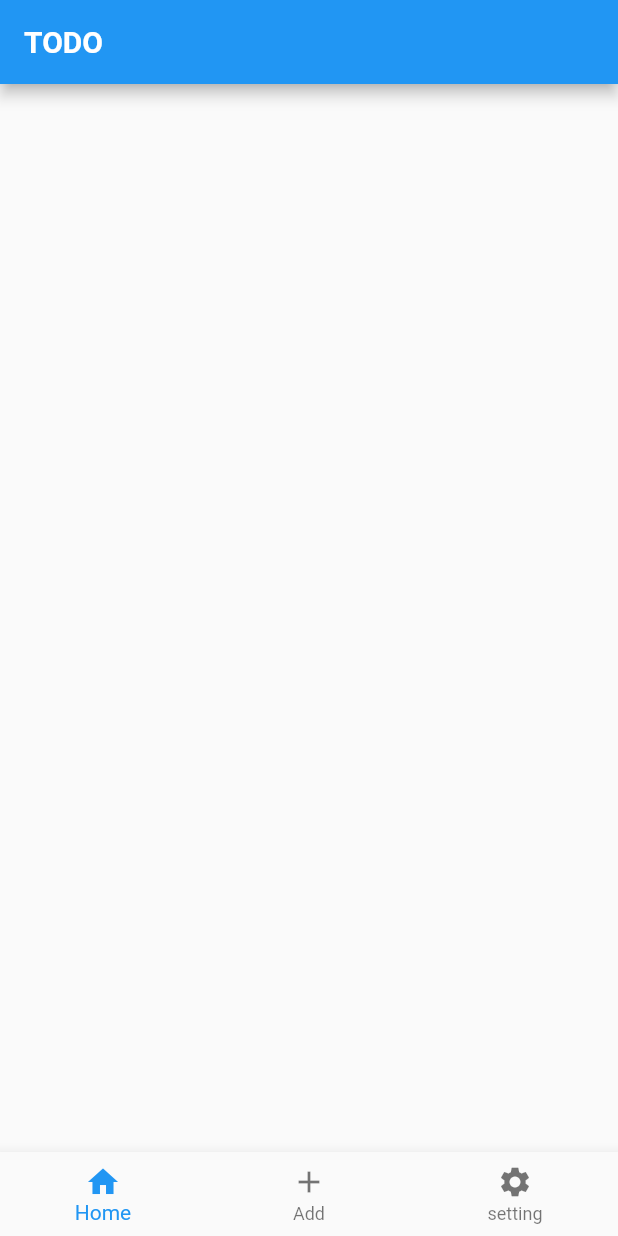
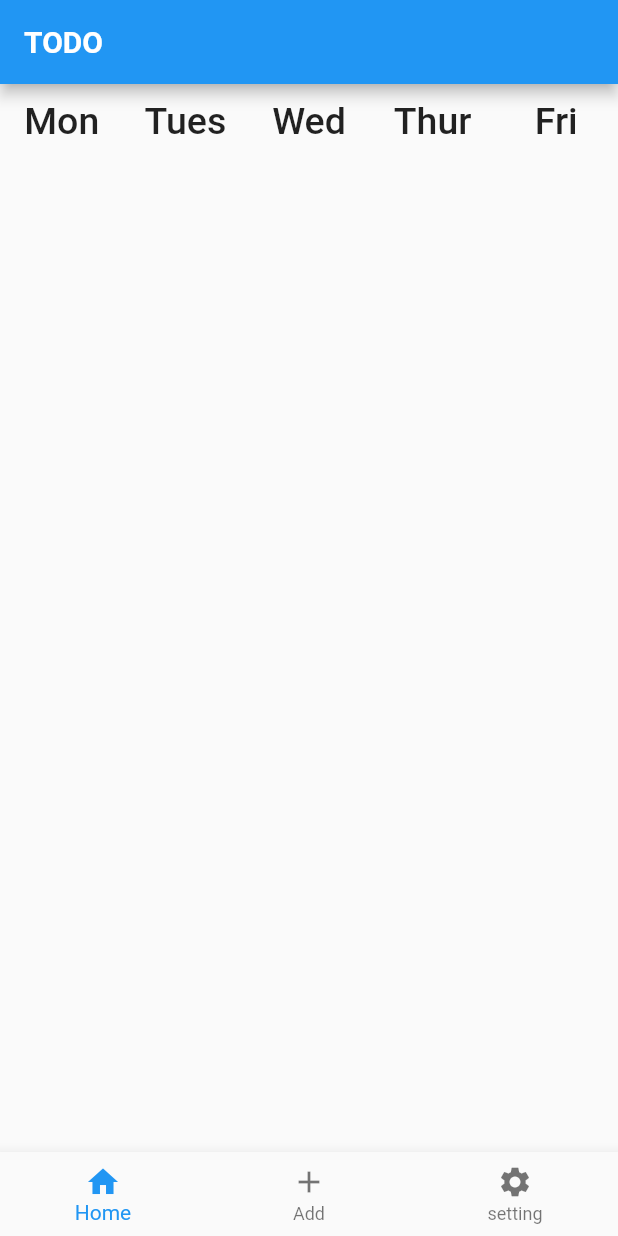
Before and after one commit to Lichyo/NTUETodo, a Flutter app: the screen it shows after launch, on a phone screen of 412 x 824 dp. Run offline on Flutter 3.47's test engine with Material 2 defaults, Android fonts, the phone set to English and light mode, and no system bars.

Commit message:
Init class class

```diff
--- /dev/null
+++ b/lib/components/table_container.dart
@@ -0,0 +1,19 @@
+import 'package:flutter/material.dart';
+import 'package:todo/constants.dart';
+
+class TableContainer extends StatelessWidget {
+  const TableContainer({super.key, required this.title});
+  final String title;
+
+  @override
+  Widget build(BuildContext context) {
+    return Container(
+      alignment: Alignment.center,
+      height: 50.0,
+      child: Text(
+        title,
+        style: kTableContainerTextStyle,
+      ),
+    );
+  }
+}
--- a/lib/constants.dart
+++ b/lib/constants.dart
@@ -2,5 +2,7 @@ import 'package:flutter/material.dart';
 
 const kAppBarTitleTextStyle = TextStyle(
   fontWeight: FontWeight.w700,
+);
 
-);
+const kTableContainerTextStyle =
+    TextStyle(fontSize: 25, fontWeight: FontWeight.w500);
--- a/lib/main.dart
+++ b/lib/main.dart
@@ -2,7 +2,7 @@ import 'package:flutter/material.dart';
 import 'screens/home_page.dart';
 import 'constants.dart';
 
-void main() => runApp(MyApp());
+void main() => runApp(const MyApp());
 
 class MyApp extends StatelessWidget {
   const MyApp({Key? key}) : super(key: key);
--- /dev/null
+++ b/lib/models/class.dart
@@ -0,0 +1,7 @@
+class Class {
+  String? className;
+  String? teacher;
+  String? location;
+  int timeConsume;
+  Class({required this.className, required this.timeConsume, this.location, this.teacher});
+}
--- /dev/null
+++ b/lib/models/class_data.dart
@@ -0,0 +1,7 @@
+import 'package:flutter/material.dart';
+import 'class.dart';
+
+class ClassData {
+
+
+}
--- a/lib/screens/home_page.dart
+++ b/lib/screens/home_page.dart
@@ -1,5 +1,7 @@
 import 'package:flutter/material.dart';
 import 'package:todo/constants.dart';
+
+import '../components/table_container.dart';
 
 class Home extends StatefulWidget {
   const Home({Key? key}) : super(key: key);
@@ -39,9 +41,36 @@ class _HomeState extends State<Home> {
         onTap: onItemPressed,
       ),
       appBar: AppBar(
-        title: const Text('TODO',
+        title: const Text(
+          'TODO',
           style: kAppBarTitleTextStyle,
         ),
+      ),
+      body: Column(
+        children: [
+          Table(
+            // border: TableBorder.all(),
+            // columnWidths: const <int, TableColumnWidth>{
+            //   0: IntrinsicColumnWidth(),
+            //   1: FlexColumnWidth(),
+            //   2: FixedColumnWidth(64),
+            // },
+            defaultVerticalAlignment: TableCellVerticalAlignment.middle,
+            children: const <TableRow>[
+              TableRow(
+                children: <Widget>[
+                  // TableContainer(title: 'Time'),
+                  TableContainer(title: 'Mon'),
+                  TableContainer(title: 'Tues'),
+                  TableContainer(title: 'Wed'),
+                  TableContainer(title: 'Thur'),
+                  TableContainer(title: 'Fri'),
+                ],
+              ),
+              // TableRow(),
+            ],
+          ),
+        ],
       ),
     );
   }
--- a/pubspec.yaml
+++ b/pubspec.yaml
@@ -35,6 +35,7 @@ dependencies:
   # The following adds the Cupertino Icons font to your application.
   # Use with the CupertinoIcons class for iOS style icons.
   cupertino_icons: ^1.0.2
+  provider: ^6.0.5
 
 dev_dependencies:
   flutter_test:
```
Also changed, not shown: pubspec.lock.
